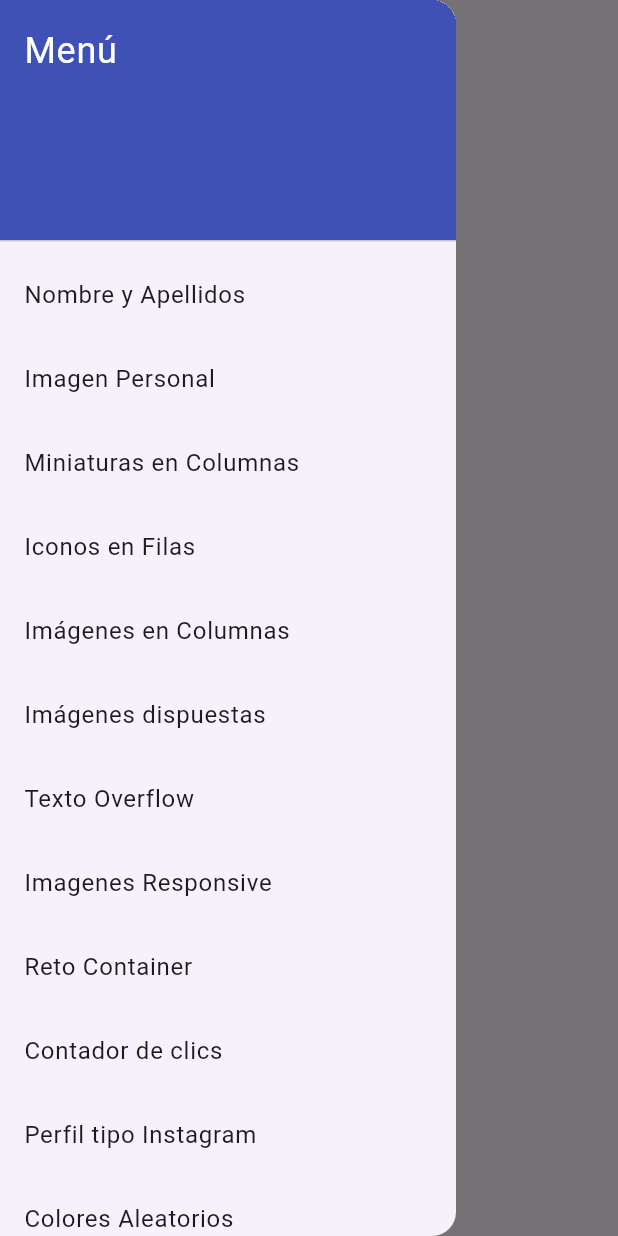
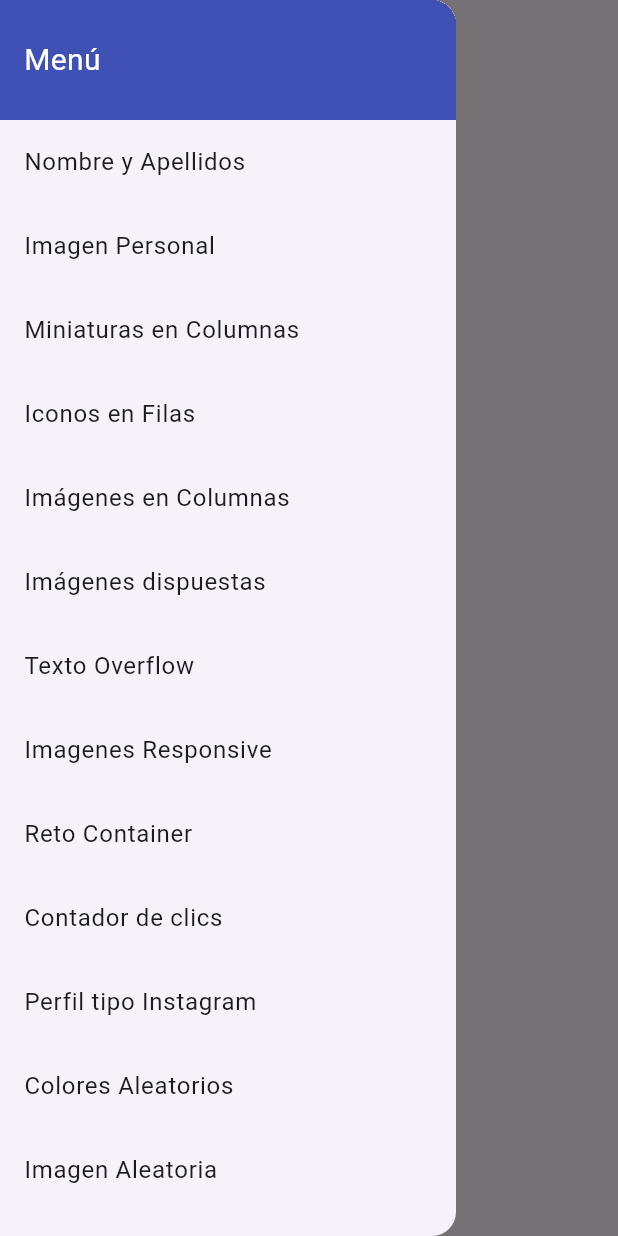
Before and after one commit to DavidFGPicasso/flutter_David_Flores2025-2026, a Flutter app: the screen it shows after launch, with the side drawer open, on a phone screen of 412 x 824 dp. Run offline on Flutter 3.47's test engine with Material 3 defaults, Android fonts, the light colour scheme and no system bars; our stand-ins replace google_fonts.

Commit message:
Entrega 5

```diff
--- a/actividad1/actividad1/lib/main.dart
+++ b/actividad1/actividad1/lib/main.dart
@@ -1,17 +1,34 @@
 import 'package:flutter/material.dart';
-import 'screens/nombre_apellidos_screen.dart';
-// Programa principal.
+import 'screens/screens.dart';
+
+
 void main() => runApp(const MyApp());
 
 class MyApp extends StatelessWidget {
   const MyApp({super.key});
+
   @override
   Widget build(BuildContext context) {
     return MaterialApp(
       debugShowCheckedModeBanner: false,
       title: 'Drawer Personalizado',
       theme: ThemeData(primarySwatch: Colors.indigo),
-      home: const NombreApellidosScreen(),
+      initialRoute: '/',
+      routes: {
+        '/': (context) => const NombreApellidosScreen(),
+        '/imagen-personal': (context) => const ImagenPersonalScreen(),
+        '/miniaturas': (context) => const MiniaturasScreen(),
+        '/iconos-fila': (context) => const IconosFilaScreen(),
+        '/imagenes-columna': (context) => const ImagenesColumnaScreen(),
+        '/imagenes-dispuestas': (context) => const ImagenesDispuestasScreen(),
+        '/texto-overflow': (context) => const TextoOverflowScreen(),
+        '/imagenes-responsive': (context) => const ImagenesResponsiveScreen(),
+        '/reto-container': (context) => const RetoContainerScreen(),
+        '/contador': (context) => const ContadorScreen(),
+        '/instagram': (context) => const VentanaInstagramScreen(),
+        '/colores-aleatorios': (context) => const ColoresAleatoriosScreen(),
+        '/imagen-aleatoria': (context) => const ImagenAleatoriaScreen(),
+      },
     );
   }
 }
--- a/actividad1/actividad1/lib/screens/imagenes_dispuestas.dart
+++ b/actividad1/actividad1/lib/screens/imagenes_dispuestas.dart
@@ -8,7 +8,7 @@
   Widget build(BuildContext context) {
     return Scaffold(
       drawer: const CustomDrawer(),
-      appBar: AppBar(title: const Text("Imágenes Repetidas")),
+      appBar: AppBar(title: const Text("Imágenes Dispuestas")),
       body: SingleChildScrollView(
         padding: const EdgeInsets.all(16.0),
         child: Column(
--- a/actividad1/actividad1/lib/screens/imagenes_responsive_screen.dart
+++ b/actividad1/actividad1/lib/screens/imagenes_responsive_screen.dart
@@ -17,7 +17,7 @@
 
     return Scaffold(
       drawer: const CustomDrawer(),
-      appBar: AppBar(title: const Text('Pirámide de Imágenes')),
+      appBar: AppBar(title: const Text('Imágenes Responsive')),
       body: SafeArea(
         child: SingleChildScrollView(
           child: Column(
--- a/actividad1/actividad1/lib/widgets/custom_drawer.dart
+++ b/actividad1/actividad1/lib/widgets/custom_drawer.dart
@@ -1,18 +1,4 @@
 import 'package:flutter/material.dart';
-
-import '../screens/iconos_fila_screen.dart';
-import '../screens/imagen_personal_screen.dart';
-import '../screens/imagenes_columna_screen.dart';
-import '../screens/imagenes_dispuestas.dart';
-import '../screens/imagenes_responsive_screen.dart';
-import '../screens/miniaturas_screen.dart';
-import '../screens/nombre_apellidos_screen.dart';
-import '../screens/ventana_instagram_screen.dart';
-import '../screens/reto_container_screen.dart';
-import '../screens/texto_overflow_screen.dart';
-import '../screens/contador_screen.dart';
-import '../screens/colores_aleatorios_screen.dart';
-import '../screens/imagen_aleatoria_screen.dart';
 
 class CustomDrawer extends StatelessWidget {
   const CustomDrawer({super.key});
@@ -21,110 +7,48 @@
   Widget build(BuildContext context) {
     return Drawer(
       child: SafeArea(
+        child: Scrollbar(
           child: ListView(
             padding: EdgeInsets.zero,
+            shrinkWrap: true,
             children: [
-            const DrawerHeader(
-              decoration: BoxDecoration(color: Colors.indigo),
-              child: Text(
+              Container(
+                height: 80,
+                color: Colors.indigo,
+                alignment: Alignment.centerLeft,
+                padding: const EdgeInsets.symmetric(horizontal: 16),
+                child: const Text(
                   'Menú',
-                style: TextStyle(fontSize: 24, color: Colors.white),
+                  style: TextStyle(fontSize: 20, color: Colors.white),
                 ),
               ),
-            ListTile(
-              title: const Text('Nombre y Apellidos'),
-              onTap: () => Navigator.push(
-                context,
-                MaterialPageRoute(builder: (_) => const NombreApellidosScreen()),
+              _drawerItem(context, 'Nombre y Apellidos', '/'),
+              _drawerItem(context, 'Imagen Personal', '/imagen-personal'),
+              _drawerItem(context, 'Miniaturas en Columnas', '/miniaturas'),
+              _drawerItem(context, 'Iconos en Filas', '/iconos-fila'),
+              _drawerItem(context, 'Imágenes en Columnas', '/imagenes-columna'),
+              _drawerItem(context, 'Imágenes dispuestas', '/imagenes-dispuestas'),
+              _drawerItem(context, 'Texto Overflow', '/texto-overflow'),
+              _drawerItem(context, 'Imagenes Responsive', '/imagenes-responsive'),
+              _drawerItem(context, 'Reto Container', '/reto-container'),
+              _drawerItem(context, 'Contador de clics', '/contador'),
+              _drawerItem(context, 'Perfil tipo Instagram', '/instagram'),
+              _drawerItem(context, 'Colores Aleatorios', '/colores-aleatorios'),
+              _drawerItem(context, 'Imagen Aleatoria', '/imagen-aleatoria'),
+            ],
           ),
-            ),
-            ListTile(
-              title: const Text('Imagen Personal'),
-              onTap: () => Navigator.push(
-                context,
-                MaterialPageRoute(builder: (_) => const ImagenPersonalScreen()),
-              ),
-            ),
-            ListTile(
-              title: const Text('Miniaturas en Columnas'),
-              onTap: () => Navigator.push(
-                context,
-                MaterialPageRoute(builder: (_) => const MiniaturasScreen()),
-              ),
-            ),
-            ListTile(
-              title: const Text('Iconos en Filas'),
-              onTap: () => Navigator.push(
-                context,
-                MaterialPageRoute(builder: (_) => const IconosFilaScreen()),
-              ),
-            ),
-            ListTile(
-              title: const Text('Imágenes en Columnas'),
-              onTap: () => Navigator.push(
-                context,
-                MaterialPageRoute(builder: (_) => const ImagenesColumnaScreen()),
-              ),
-            ),
-            ListTile(
-              title: const Text('Imágenes dispuestas'),
-              onTap: () => Navigator.push(
-                context,
-                MaterialPageRoute(builder: (_) => const ImagenesDispuestasScreen()),
-              ),
-            ),
-            ListTile(
-              title: const Text('Texto Overflow'),
-              onTap: () => Navigator.push(
-                context,
-                MaterialPageRoute(builder: (_) => const TextoOverflowScreen()),
-              ),
-            ),
-            ListTile(
-              title: const Text('Imagenes Responsive'),
-              onTap: () => Navigator.push(
-                context,
-                MaterialPageRoute(builder: (_) => const ImagenesResponsiveScreen()),
-              ),
-            ),
-            ListTile(
-              title: const Text('Reto Container'),
-              onTap: () => Navigator.push(
-                context,
-                MaterialPageRoute(builder: (_) => const RetoContainerScreen()),
-              ),
-            ),
-            ListTile(
-              title: const Text('Contador de clics'),
-              onTap: () => Navigator.push(
-                context,
-                MaterialPageRoute(builder: (_) => const ContadorScreen()),
-              ),
-            ),
-            ListTile(
-              title: const Text('Perfil tipo Instagram'),
-              onTap: () => Navigator.push(
-                context,
-                MaterialPageRoute(builder: (_) => const VentanaInstagramScreen()),
-              ),
-            ),
-            ListTile(
-              title: const Text('Colores Aleatorios'),
-              onTap: () => Navigator.push(
-                context,
-                MaterialPageRoute(builder: (_) => const ColoresAleatoriosScreen()),
-              ),
-            ),
-            ListTile(
-              title: const Text('Imagen Aleatoria'),
-              onTap: () => Navigator.push(
-                context,
-                MaterialPageRoute(builder: (_) => const ImagenAleatoriaScreen()),
-              ),
-            ),
-          ],
         ),
       ),
     );
   }
+  // Función para devolver los ListTile.
+  Widget _drawerItem(BuildContext context, String title, String route) {
+    return ListTile(
+      title: Text(title),
+      onTap: () {
+        Navigator.pop(context);
+        Navigator.pushNamed(context, route);
+      },
+    );
   }
+}
```
Also changed, not shown: actividad1/actividad1/lib/screens/screens.dart (added, +13 -0 lines). Lines whose indentation alone changed are shown as unchanged.
